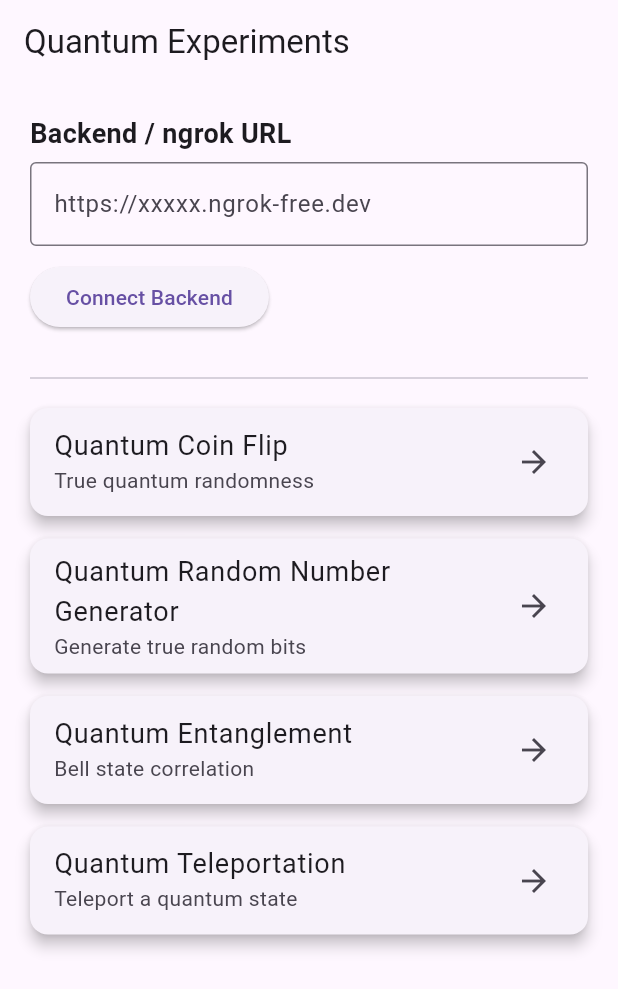
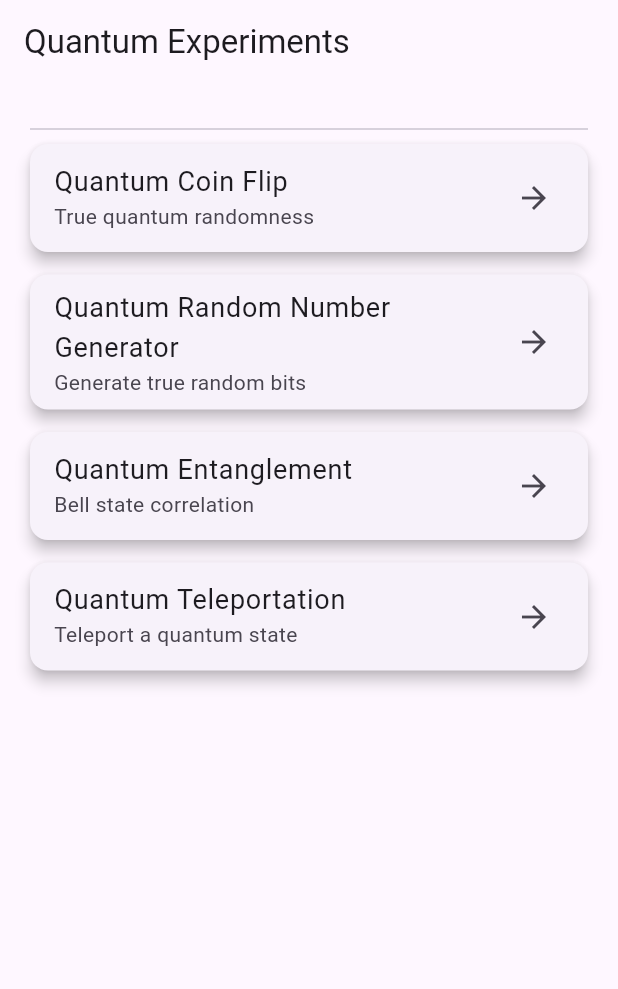
Before and after one commit to Shrivatsaks2003/quantum_app, a Flutter app: the screen it shows after launch, on a phone screen of 412 x 824 dp. Shown: the top 989 px of the screen. Run offline on Flutter 3.47's test engine with Material 3 defaults, Android fonts, the light colour scheme and no system bars; our stand-ins replace fl_chart.

Commit message:
connect to backend

```diff
--- a/lib/main.dart
+++ b/lib/main.dart
@@ -1,7 +1,10 @@
 import 'package:flutter/material.dart';
+import 'services/api_service.dart';
 import 'screens/home_screen.dart';
 
-void main() {
+Future<void> main() async {
+  WidgetsFlutterBinding.ensureInitialized();
+  await ApiService.loadSavedBaseUrl();
   runApp(const MyApp());
 }
 
--- a/lib/screens/backend_config_screen.dart
+++ b/lib/screens/backend_config_screen.dart
@@ -10,17 +10,17 @@ class BackendConfigScreen extends StatefulWidget {
 }
 
 class _BackendConfigScreenState extends State<BackendConfigScreen> {
-  final TextEditingController _controller = TextEditingController();
+  void continueToHome() {
+    Navigator.pushReplacement(
+      context,
+      MaterialPageRoute(builder: (_) => const HomeScreen()),
+    );
+  }
 
-  void saveUrl() {
-    final url = _controller.text.trim();
-    if (url.isNotEmpty) {
-      ApiService.setBaseUrl(url);
-      Navigator.pushReplacement(
-        context,
-        MaterialPageRoute(builder: (_) => const HomeScreen()),
-      );
-    }
+  @override
+  void initState() {
+    super.initState();
+    ApiService.loadSavedBaseUrl();
   }
 
   @override
@@ -33,30 +33,18 @@ class _BackendConfigScreenState extends State<BackendConfigScreen> {
           crossAxisAlignment: CrossAxisAlignment.start,
           children: [
             const Text(
-              "Enter ngrok Backend URL",
+              "Backend Ready",
               style: TextStyle(fontSize: 20, fontWeight: FontWeight.bold),
             ),
             const SizedBox(height: 10),
             const Text(
-              "Paste the ngrok forwarding URL from your Flask backend.\n"
-              "Example:\nhttps://xxxxx.ngrok-free.dev",
+              "This app is already configured to use your deployed backend.",
             ),
             const SizedBox(height: 20),
-
-            TextField(
-              controller: _controller,
-              decoration: const InputDecoration(
-                border: OutlineInputBorder(),
-                hintText: "https://xxxxx.ngrok-free.dev",
-              ),
-            ),
-
-            const SizedBox(height: 20),
-
             Center(
               child: ElevatedButton(
-                onPressed: saveUrl,
-                child: const Text("Connect"),
+                onPressed: continueToHome,
+                child: const Text("Continue"),
               ),
             ),
           ],
--- a/lib/screens/home_screen.dart
+++ b/lib/screens/home_screen.dart
@@ -1,5 +1,4 @@
 import 'package:flutter/material.dart';
-import '../services/api_service.dart';
 import 'coinflip_screen.dart';
 import 'qrng_screen.dart';
 import 'entanglement_screen.dart';
@@ -13,20 +12,6 @@ class HomeScreen extends StatefulWidget {
 }
 
 class _HomeScreenState extends State<HomeScreen> {
-  final TextEditingController _urlController = TextEditingController();
-  bool connected = false;
-
-  void connectBackend() {
-    final url = _urlController.text.trim();
-    if (url.isNotEmpty) {
-      ApiService.setBaseUrl(url);
-      setState(() => connected = true);
-      ScaffoldMessenger.of(context).showSnackBar(
-        const SnackBar(content: Text("Backend connected")),
-      );
-    }
-  }
-
   @override
   Widget build(BuildContext context) {
     return Scaffold(
@@ -36,36 +21,7 @@ class _HomeScreenState extends State<HomeScreen> {
         child: Column(
           crossAxisAlignment: CrossAxisAlignment.start,
           children: [
-
-            /// 🔹 Backend URL Input
-            const Text(
-              "Backend / ngrok URL",
-              style: TextStyle(fontSize: 18, fontWeight: FontWeight.bold),
-            ),
-            const SizedBox(height: 6),
-            TextField(
-              controller: _urlController,
-              decoration: const InputDecoration(
-                hintText: "https://xxxxx.ngrok-free.dev",
-                border: OutlineInputBorder(),
-              ),
-            ),
-            const SizedBox(height: 10),
-
-            ElevatedButton(
-              onPressed: connectBackend,
-              child: const Text("Connect Backend"),
-            ),
-
-            const SizedBox(height: 10),
-
-            if (connected)
-              const Text(
-                "Connected ✔",
-                style: TextStyle(color: Colors.green),
-              ),
-
-            const Divider(height: 40),
+            const Divider(height: 20),
 
             /// 🔹 Experiments List
             ExperimentCard(
@@ -96,8 +52,7 @@ class _HomeScreenState extends State<HomeScreen> {
               onTap: () {
                 Navigator.push(
                   context,
-                  MaterialPageRoute(
-                      builder: (_) => const EntanglementScreen()),
+                  MaterialPageRoute(builder: (_) => const EntanglementScreen()),
                 );
               },
             ),
--- a/lib/services/api_service.dart
+++ b/lib/services/api_service.dart
@@ -2,10 +2,12 @@ import 'dart:convert';
 import 'package:http/http.dart' as http;
 
 class ApiService {
-  static String baseUrl = "";
+  static const String fixedBaseUrl =
+      "https://quantum-backend-dcfr.onrender.com";
+  static String baseUrl = fixedBaseUrl;
 
-  static void setBaseUrl(String url) {
-    baseUrl = url;
+  static Future<void> loadSavedBaseUrl() async {
+    baseUrl = fixedBaseUrl;
   }
 
   static Future<Map<String, dynamic>> coinFlip(int shots) async {
```
Also changed, not shown: pubspec.lock, 2 other files.
